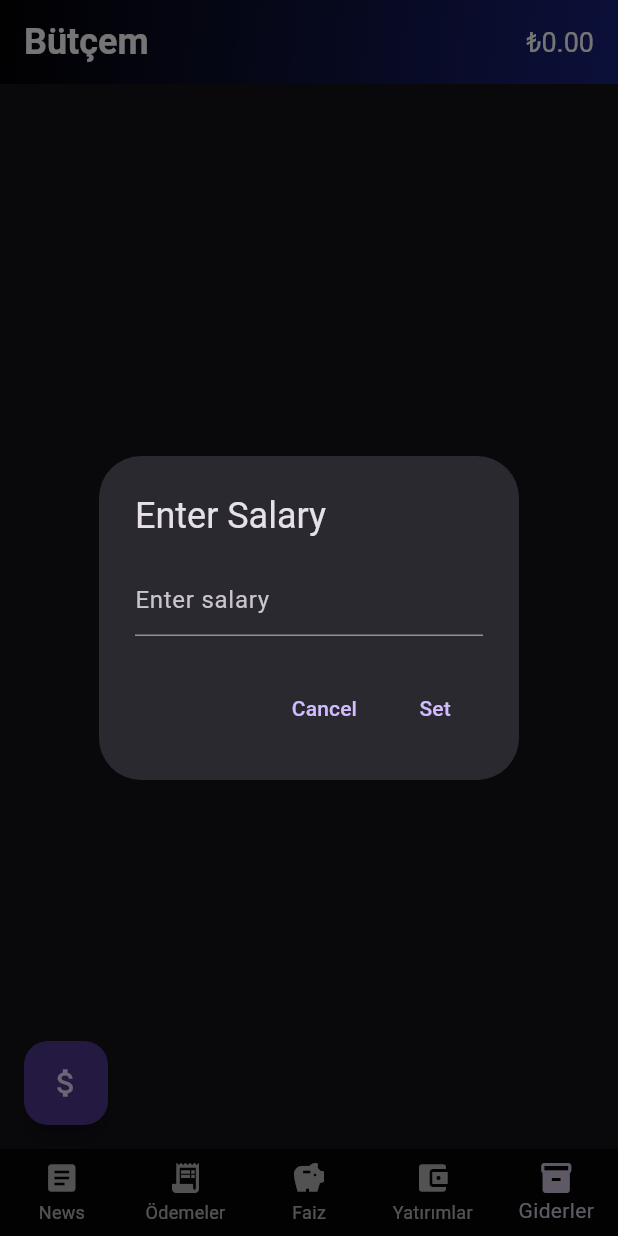
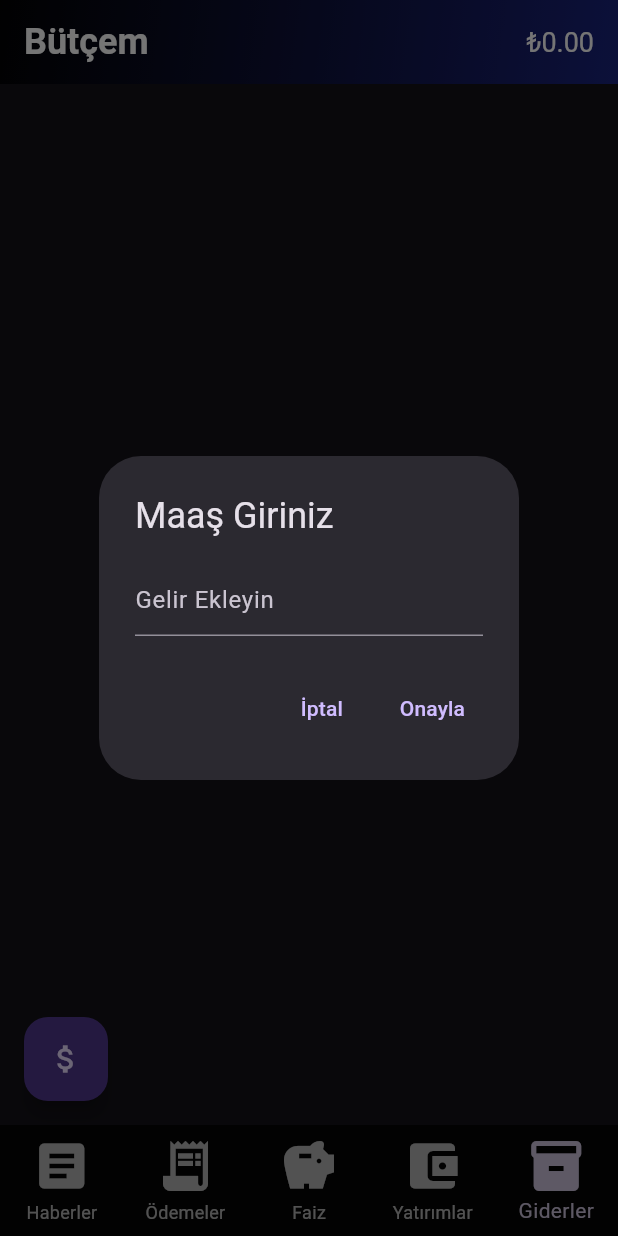
Before and after one commit to Emirhanulkerr/Budget-and-Investment-tracker-app, a Flutter app: the screen it shows after launch, item 5 of the bottom bar chosen, after a tap on the "attach money" icon, on a phone screen of 412 x 824 dp. Run offline on Flutter 3.47's test engine with Material 3 defaults, Android fonts, the light colour scheme and no system bars; network calls fail; Roboto replaces fonts that are missing (San Francisco).

Commit message:
Some Changes Done! error bug fix!

```diff
--- a/lib/main.dart
+++ b/lib/main.dart
@@ -2,11 +2,11 @@ import 'package:flutter/material.dart';
 import 'package:provider/provider.dart';
 import 'models/salary_model.dart';
 import 'models/expense_model.dart';
-import 'screens/expense_screen.dart';
-import 'screens/savings_wizard_screen.dart';
-import 'screens/investments_screen.dart';
-import 'screens/assets_screen.dart';
-import 'screens/news_screen.dart';
+import 'screens/regular_expense_screen2.dart';
+import 'screens/savings_wizard_screen3.dart';
+import 'screens/investments_screen4.dart';
+import 'screens/expense_screen5.dart';
+import 'screens/news_screen1.dart';
 
 void main() {
   runApp(
@@ -124,11 +124,12 @@ class _HomePageState extends State<HomePage> {
         child: BottomNavigationBar(
           backgroundColor: Colors.transparent,
           elevation: 0,
+          iconSize: 40,
           currentIndex: _selectedIndex,
           onTap: _onItemTapped,
           type: BottomNavigationBarType.fixed,
           items: const [
-            BottomNavigationBarItem(icon: Icon(Icons.article), label: 'News'),
+            BottomNavigationBarItem(icon: Icon(Icons.article), label: 'Haberler'),
             BottomNavigationBarItem(icon: Icon(Icons.receipt_long), label: 'Ödemeler'),
             BottomNavigationBarItem(icon: Icon(Icons.savings), label: 'Faiz'),
             BottomNavigationBarItem(icon: Icon(Icons.account_balance_wallet), label: 'Yatırımlar'),
--- a/lib/screens/assets_screen.dart
+++ b/lib/screens/expense_screen5.dart
@@ -25,12 +25,12 @@ class AssetsScreen extends StatelessWidget {
             context: context,
             builder: (context) {
               return AlertDialog(
-                title: const Text('Enter Salary'),
+                title: const Text('Maaş Giriniz'),
                 content: TextField(
                   controller: _controller,
                   keyboardType: TextInputType.number,
                   decoration: const InputDecoration(
-                    hintText: 'Enter salary',
+                    hintText: 'Gelir Ekleyin',
                   ),
                 ),
                 actions: [
@@ -38,7 +38,7 @@ class AssetsScreen extends StatelessWidget {
                     onPressed: () {
                       Navigator.of(context).pop();
                     },
-                    child: const Text('Cancel'),
+                    child: const Text('İptal'),
                   ),
                   TextButton(
                     onPressed: () {
@@ -47,7 +47,7 @@ class AssetsScreen extends StatelessWidget {
                           .setSalary(entered);
                       Navigator.of(context).pop();
                     },
-                    child: const Text('Set'),
+                    child: const Text('Onayla'),
                   ),
                 ],
               );
--- a/lib/screens/investments_screen.dart
+++ b/lib/screens/investments_screen4.dart
@@ -1,4 +1,4 @@
-// File: lib/screens/investments_screen.dart
+// File: lib/screens/investments_screen4.dart
 import 'dart:async';
 import 'dart:convert';
 import 'package:flutter/material.dart';
--- a/lib/screens/news_screen.dart
+++ b/lib/screens/news_screen1.dart
@@ -7,9 +7,10 @@ class NewsScreen extends StatelessWidget {
   Widget build(BuildContext context) {
     return Center(
       child: Text(
-        'News Screen',
-        style: TextStyle(fontSize: 24),
+        'Makine Öğrenmesi ve Yapay Zeka gibi\n özellikler ikinci dönemde eklenecektir.\n',
+        style: TextStyle(fontSize: 15),
       ),
+
     );
   }
 }
--- a/lib/screens/expense_screen.dart
+++ b/lib/screens/regular_expense_screen2.dart
@@ -106,7 +106,7 @@ class _ExpenseScreenState extends State<ExpenseScreen> {
                         }
                       }
                     },
-                    child: const Text('Add'),
+                    child: const Text('Ekle'),
                   ),
                   const SizedBox(height: 16),
                 ],
--- a/lib/screens/savings_wizard_screen.dart
+++ b/lib/screens/savings_wizard_screen3.dart
@@ -73,11 +73,11 @@ class _SavingsWizardScreenState extends State<SavingsWizardScreen> {
         },
         behavior: HitTestBehavior.opaque,
         child: SingleChildScrollView(
-          padding: const EdgeInsets.all(16.0),
+          padding: const EdgeInsets.all(30.0),
           child: Column(
             mainAxisAlignment: MainAxisAlignment.center,
             children: [
-              const SizedBox(height: 20),
+              const SizedBox(height: 90),
               const Text('Hedef birikim miktarınızı giriniz:', style: TextStyle(color: Colors.white)),
               TextField(
                 controller: _targetController,
```
